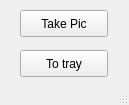
Old version of the form src/mainwindow.ui in the repository phongqwe/take_this_qt.
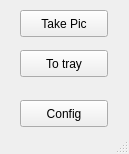
New version of the form.

Commit message: add config dialog

Diff of the .ui file:
```diff
--- a/src/mainwindow.ui
+++ b/src/mainwindow.ui
@@ -7,7 +7,7 @@
     <x>0</x>
     <y>0</y>
     <width>129</width>
-    <height>105</height>
+    <height>154</height>
    </rect>
   </property>
   <property name="windowTitle">
@@ -40,6 +40,19 @@
      <string>To tray</string>
     </property>
    </widget>
+   <widget class="QPushButton" name="configButton">
+    <property name="geometry">
+     <rect>
+      <x>20</x>
+      <y>100</y>
+      <width>88</width>
+      <height>27</height>
+     </rect>
+    </property>
+    <property name="text">
+     <string>Config</string>
+    </property>
+   </widget>
   </widget>
   <widget class="QStatusBar" name="statusbar"/>
  </widget>
```
Left out of the diff: 2 changed lines with no effect on the pictures. The commit also changes 22 other files.
